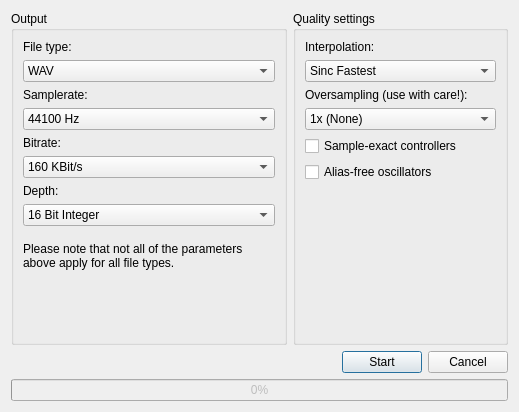
LMMS/lmms, file src/gui/dialogs/export_project.ui: the form before one commit.
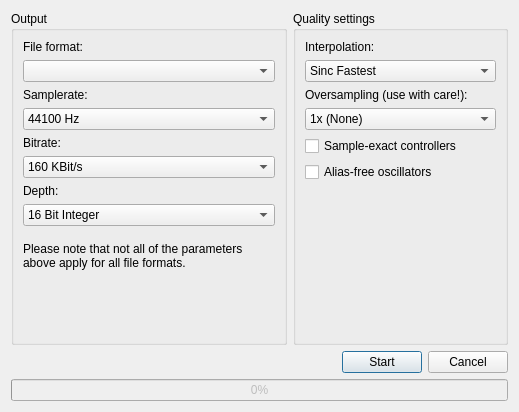
The form after the commit.

Commit message: improved support for different file-formats when exporting and fixed bug which made LMMS crash when exporting to OGG-file

```diff
--- a/src/gui/dialogs/export_project.ui
+++ b/src/gui/dialogs/export_project.ui
@@ -30,23 +30,12 @@
         <item>
          <widget class="QLabel" name="label" >
           <property name="text" >
-           <string>File type:</string>
+           <string>File format:</string>
           </property>
          </widget>
         </item>
         <item>
-         <widget class="QComboBox" name="fileTypeCB" >
-          <item>
-           <property name="text" >
-            <string>WAV</string>
-           </property>
-          </item>
-          <item>
-           <property name="text" >
-            <string>OGG</string>
-           </property>
-          </item>
-         </widget>
+         <widget class="QComboBox" name="fileFormatCB" />
         </item>
         <item>
          <widget class="QLabel" name="label_3" >
@@ -207,7 +196,7 @@
         <item>
          <widget class="QLabel" name="label_7" >
           <property name="text" >
-           <string>Please note that not all of the parameters above apply for all file types.</string>
+           <string>Please note that not all of the parameters above apply for all file formats.</string>
           </property>
           <property name="wordWrap" >
            <bool>true</bool>
```
Left out of the diff: 30 changed lines with no effect on the pictures. The commit also changes 6 other files.
